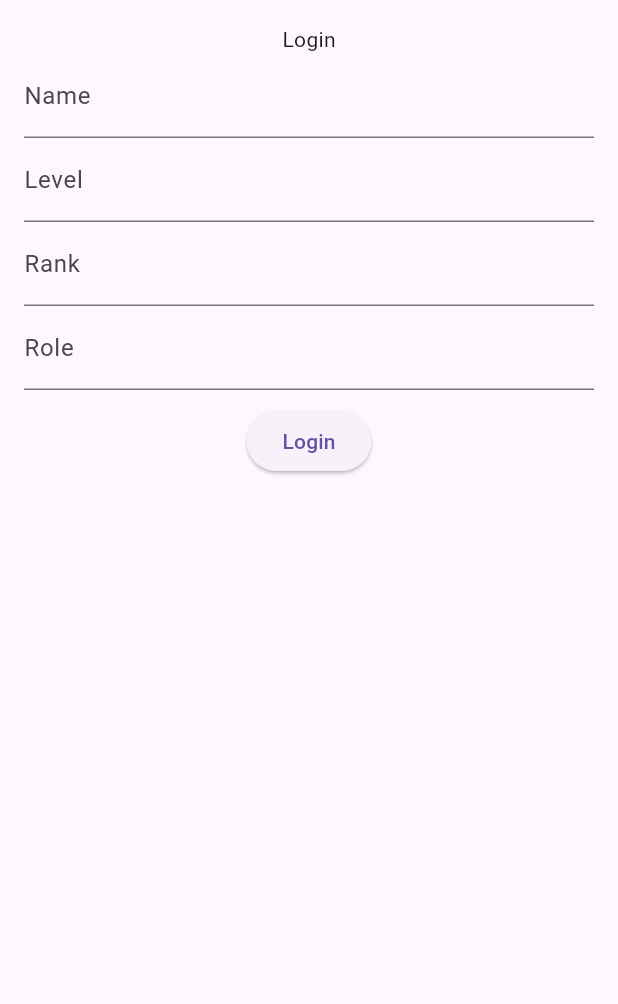
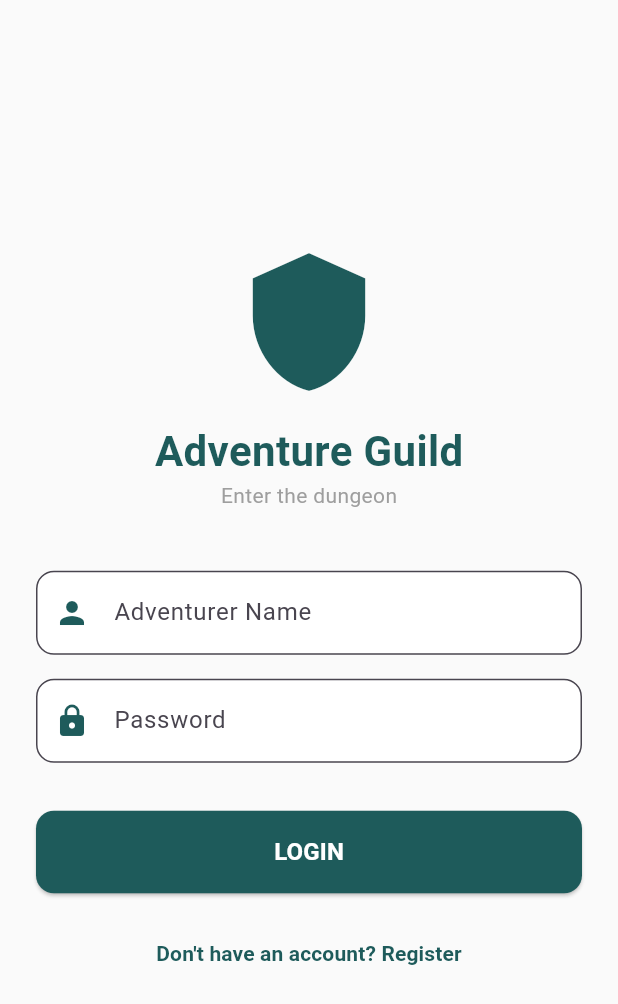
Before and after one commit to nazib427/Tugas-7, a Flutter app: the LoginPage screen opened directly, on a phone screen of 412 x 824 dp. Shown: the top 1004 px of the screen. Run offline on Flutter 3.47's test engine with Material 3 defaults, Android fonts, the phone set to English and light mode, and no system bars; accounts and stored records are empty.

Commit message:
Menyambungkan Register Page dan Login Page
Co-authored-by: Copilot <copilot@github.com>

```diff
--- a/pertemuan_7/lib/models/app_models.dart
+++ b/pertemuan_7/lib/models/app_models.dart
@@ -1,13 +1,15 @@
-// lib/models/app_models.dart
+
 
 class UserData {
   final String nama;
+  final String password;
   final String level;
   final String rank;
   final String job;
 
   UserData({
     required this.nama,
+    required this.password,
     required this.level,
     required this.rank,
     required this.job,
--- a/pertemuan_7/lib/pages/login_page.dart
+++ b/pertemuan_7/lib/pages/login_page.dart
@@ -1,4 +1,7 @@
 import 'package:flutter/material.dart';
+import '../models/app_models.dart';
+import 'register_page.dart';
+import 'home_page.dart';
 
 class LoginPage extends StatefulWidget {
   const LoginPage({super.key});
@@ -9,93 +12,131 @@ class LoginPage extends StatefulWidget {
 
 class _LoginPageState extends State<LoginPage> {
   final _formKey = GlobalKey<FormState>();
-  final TextEditingController _nameController = TextEditingController();
-  final TextEditingController _levelController = TextEditingController();
-  final TextEditingController _rankController = TextEditingController();
-  final TextEditingController _roleController = TextEditingController();
+  final _namaController = TextEditingController();
+  final _passwordController = TextEditingController();
+
+
+  UserData? _registeredUser;
+
+
+  final Color primaryDark = const Color(0xFF1E5B5B);
+  final Color bgScaffold = const Color(0xFFFAFAFA);
+
+
+  void _goToRegister() async {
+    final result = await Navigator.push(
+      context,
+      MaterialPageRoute(builder: (context) => const RegisterPage()),
+    );
+
+
+    if (result != null && result is UserData) {
+      setState(() {
+        _registeredUser = result;
+        _namaController.text = result.nama;
+      });
+      ScaffoldMessenger.of(context).showSnackBar(
+        SnackBar(
+          content: const Text('Registrasi Berhasil! Silakan Login.', style: TextStyle(color: Colors.white)),
+          backgroundColor: primaryDark,
+        ),
+      );
+    }
+  }
+
+  // Fungsi untuk Login
+  void _login() {
+    if (_formKey.currentState!.validate()) {
+
+      if (_registeredUser == null) {
+        ScaffoldMessenger.of(context).showSnackBar(
+          const SnackBar(content: Text('Belum ada akun! Silakan Register terlebih dahulu.'), backgroundColor: Colors.red),
+        );
+        return;
+      }
+
+
+      if (_namaController.text == _registeredUser!.nama && _passwordController.text == _registeredUser!.password) {
+
+        Navigator.pushReplacement(
+          context,
+          MaterialPageRoute(builder: (context) => HomePage(userData: _registeredUser!)),
+        );
+      } else {
+        // Jika salah
+        ScaffoldMessenger.of(context).showSnackBar(
+          const SnackBar(content: Text('Nama atau Password salah!'), backgroundColor: Colors.red),
+        );
+      }
+    }
+  }
+
+
+  InputDecoration _buildInputDecor(String label, IconData icon) {
+    return InputDecoration(
+      labelText: label,
+      prefixIcon: Icon(icon, color: primaryDark),
+      filled: true,
+      fillColor: Colors.white,
+      border: OutlineInputBorder(borderRadius: BorderRadius.circular(12), borderSide: BorderSide(color: Colors.grey.shade300)),
+      focusedBorder: OutlineInputBorder(borderRadius: BorderRadius.circular(12), borderSide: BorderSide(color: primaryDark, width: 2)),
+    );
+  }
 
   @override
   Widget build(BuildContext context) {
     return Scaffold(
-      body: Form(
+      backgroundColor: bgScaffold,
+      body: Center(
+        child: SingleChildScrollView(
+          padding: const EdgeInsets.all(24.0),
+          child: Form(
             key: _formKey,
-        child: Padding(
-          padding: .all(16),
             child: Column(
+              mainAxisAlignment: MainAxisAlignment.center,
               children: [
-              Text("Login"),
+                Icon(Icons.shield, size: 100, color: primaryDark),
+                const SizedBox(height: 16),
+                const Text('Adventure Guild', style: TextStyle(fontSize: 28, fontWeight: FontWeight.bold, color: Color(0xFF1E5B5B))),
+                const Text('Enter the dungeon', style: TextStyle(color: Colors.grey)),
+                const SizedBox(height: 40),
 
                 TextFormField(
-                controller: _nameController,
-                decoration: InputDecoration(label: Text("Name")),
-                validator: (value) {
-                  if (value == null || value.isEmpty) {
-                    return "Nama harus diisi!";
-                  }
-                  if (value.length <2) {
-                    return "Jumlah karakter minimal 2";
-                  }
-                  return null;
-                },
+                  controller: _namaController,
+                  decoration: _buildInputDecor('Adventurer Name', Icons.person),
+                  validator: (value) => value!.isEmpty ? 'Nama tidak boleh kosong' : null,
                 ),
+                const SizedBox(height: 16),
 
                 TextFormField(
-                controller: _levelController,
-                decoration: InputDecoration(label: Text("Level")),
-                validator: (value) {
-                  if (value == null || value.isEmpty) {
-                    return "Level harus diisi!";
-                  }
-                  if (int.tryParse(value) == null) return "Level harus angka!";
-                  return null;
-                },
+                  controller: _passwordController,
+                  obscureText: true, // Sensor password
+                  decoration: _buildInputDecor('Password', Icons.lock),
+                  validator: (value) => value!.isEmpty ? 'Password tidak boleh kosong' : null,
                 ),
+                const SizedBox(height: 32),
 
-              TextFormField(
-                controller: _rankController,
-                decoration: InputDecoration(label: Text("Rank")),
-                validator: (value) {
-                  if (value == null || value.isEmpty) {
-                    return "Nama harus diisi!";
-                  }
-                  if (value.length <2) {
-                    return "Jumlah karakter minimal 2";
-                  }
-                  return null;
-                },
+                SizedBox(
+                  width: double.infinity,
+                  height: 55,
+                  child: ElevatedButton(
+                    onPressed: _login,
+                    style: ElevatedButton.styleFrom(
+                      backgroundColor: primaryDark,
+                      shape: RoundedRectangleBorder(borderRadius: BorderRadius.circular(12)),
                     ),
-
-              TextFormField(
-                controller: _roleController,
-                decoration: InputDecoration(label: Text("Role")),
-                validator: (value) {
-                  if (value == null || value.isEmpty) {
-                    return "Nama harus diisi!";
-                  }
-                  if (value.length <3) {
-                    return "Jumlah karakter minimal 3";
-                  }
-                  return null;
-                },
-              ),
-
-              Padding(
-                padding: EdgeInsets.only(top: 10.0),
-                child: ElevatedButton(
-                  onPressed: () {
-                    if (_formKey.currentState!.validate()) {
-                      Navigator.pushReplacementNamed(context, "/", arguments: {
-                        "name": _nameController.text,
-                        "level": int.parse(_levelController.text),
-                        "rank": _rankController.text,
-                        "role": _roleController.text,
-                      });
-                    }
-                  },
-                  child: Text("Login"),
+                    child: const Text('LOGIN', style: TextStyle(fontSize: 16, fontWeight: FontWeight.bold, color: Colors.white)),
                   ),
                 ),
+                const SizedBox(height: 16),
+
+
+                TextButton(
+                  onPressed: _goToRegister,
+                  child: Text('Don\'t have an account? Register', style: TextStyle(color: primaryDark, fontWeight: FontWeight.bold)),
+                ),
               ],
+            ),
           ),
         ),
       ),
```
Also changed, not shown: pertemuan_7/lib/main.dart (+4 -3 lines), pertemuan_7/lib/pages/detail_quest_page.dart (+5 -8 lines), pertemuan_7/lib/pages/home_page.dart (+50 -17 lines), pertemuan_7/lib/pages/register_page.dart (+5 -8 lines). Lines whose indentation alone changed are shown as unchanged.
